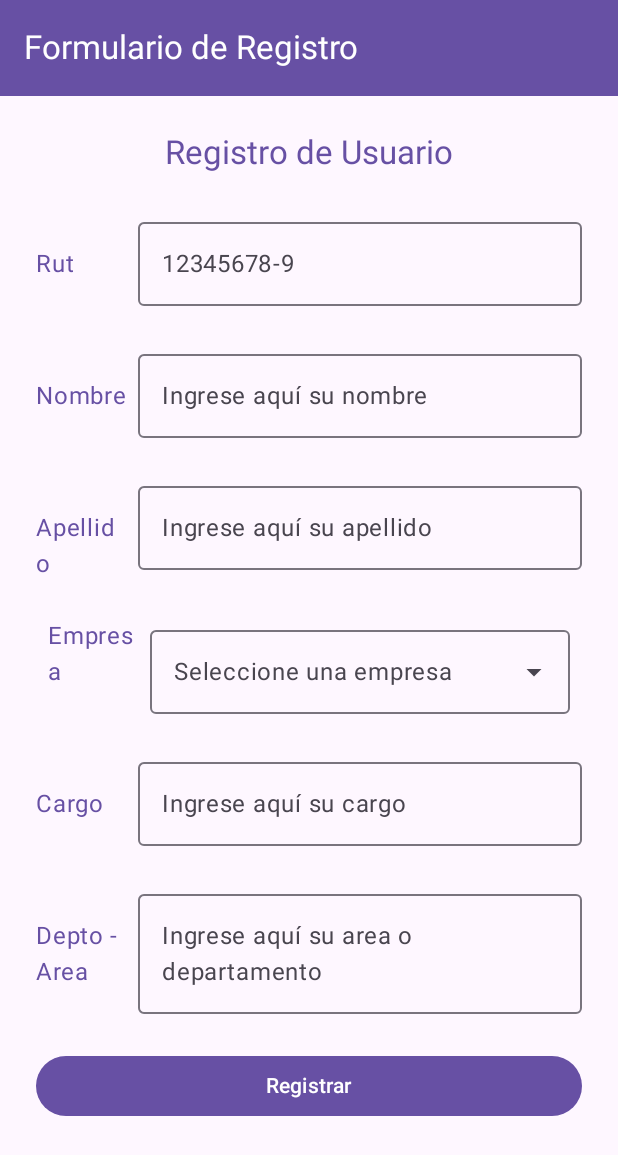
After one commit to EstebanMoraV/GestionDenuncias_Grupo14, an Android app built with Jetpack Compose: the Registro screen opened through its navigation route, on a phone screen of 412 x 824 dp. The commit adds this screen. Shown: the top 1155 px of the screen. Run offline under Robolectric (Android 15) with nearby library versions, the phone set to English and light mode, and no system bars.

Commit message:
Creación de un formulario de Registro y de la navigation, sus primeros pasos.

```diff
--- a/app/build.gradle.kts
+++ b/app/build.gradle.kts
@@ -50,6 +50,7 @@ dependencies {
     implementation(libs.androidx.compose.ui.graphics)
     implementation(libs.androidx.compose.ui.tooling.preview)
     implementation(libs.androidx.compose.material3)
+    implementation(libs.androidx.navigation.compose)
     testImplementation(libs.junit)
     androidTestImplementation(libs.androidx.junit)
     androidTestImplementation(libs.androidx.espresso.core)
@@ -57,4 +58,5 @@ dependencies {
     androidTestImplementation(libs.androidx.compose.ui.test.junit4)
     debugImplementation(libs.androidx.compose.ui.tooling)
     debugImplementation(libs.androidx.compose.ui.test.manifest)
+    implementation("androidx.navigation:navigation-compose:2.8.0")
 }
--- a/app/src/main/java/com/example/gestiondenuncias_grupo14/MainActivity.kt
+++ b/app/src/main/java/com/example/gestiondenuncias_grupo14/MainActivity.kt
@@ -6,11 +6,13 @@ import androidx.activity.compose.setContent
 import androidx.activity.enableEdgeToEdge
 import androidx.compose.foundation.layout.fillMaxSize
 import androidx.compose.foundation.layout.padding
+import androidx.compose.material3.MaterialTheme
 import androidx.compose.material3.Scaffold
 import androidx.compose.material3.Text
 import androidx.compose.runtime.Composable
 import androidx.compose.ui.Modifier
 import androidx.compose.ui.tooling.preview.Preview
+import com.example.gestiondenuncias_grupo14.navigation.AppNavigation
 import com.example.gestiondenuncias_grupo14.ui.theme.GestionDenuncias_Grupo14Theme
 
 class MainActivity : ComponentActivity() {
@@ -18,30 +20,10 @@ class MainActivity : ComponentActivity() {
         super.onCreate(savedInstanceState)
         enableEdgeToEdge()
         setContent {
-            GestionDenuncias_Grupo14Theme {
-                Scaffold(modifier = Modifier.fillMaxSize()) { innerPadding ->
-                    Greeting(
-                        name = "Android",
-                        modifier = Modifier.padding(innerPadding)
-                    )
-                }
+            MaterialTheme {
+                // Llama a tu NavHost, que tiene el startDestination definido
+                AppNavigation()
             }
         }
     }
 }
-
-@Composable
-fun Greeting(name: String, modifier: Modifier = Modifier) {
-    Text(
-        text = "Hello $name!",
-        modifier = modifier
-    )
-}
-
-@Preview(showBackground = true)
-@Composable
-fun GreetingPreview() {
-    GestionDenuncias_Grupo14Theme {
-        Greeting("Android")
-    }
-}
--- /dev/null
+++ b/app/src/main/java/com/example/gestiondenuncias_grupo14/navigation/AppNavigation.kt
@@ -0,0 +1,22 @@
+package com.example.gestiondenuncias_grupo14.navigation
+
+import androidx.compose.runtime.Composable
+import androidx.navigation.compose.NavHost
+import androidx.navigation.compose.composable
+import androidx.navigation.compose.rememberNavController
+import com.example.gestiondenuncias_grupo14.ui.screen.Login
+import com.example.gestiondenuncias_grupo14.ui.screen.Registro
+
+
+@Composable
+fun AppNavigation(){
+    val navController = rememberNavController()
+
+    NavHost(
+        navController = navController,
+        startDestination = "login"
+    ) {
+        composable("login"){ Login(navController) }
+        composable("registro") { Registro(navController) }
+    }
+}
--- a/app/src/main/java/com/example/gestiondenuncias_grupo14/ui/screen/Login.kt
+++ b/app/src/main/java/com/example/gestiondenuncias_grupo14/ui/screen/Login.kt
@@ -18,9 +18,7 @@ import androidx.compose.material3.OutlinedTextField
 import androidx.compose.material3.Scaffold
 import androidx.compose.material3.Text
 import androidx.compose.material3.TextButton
-import androidx.compose.material3.TextField
 import androidx.compose.material3.TopAppBar
-import androidx.compose.material3.TopAppBarDefaults
 import androidx.compose.material3.TopAppBarDefaults.topAppBarColors
 import androidx.compose.runtime.Composable
 import androidx.compose.runtime.mutableStateOf
@@ -30,16 +28,16 @@ import androidx.compose.ui.Modifier
 import androidx.compose.ui.res.painterResource
 import androidx.compose.ui.tooling.preview.Preview
 import androidx.compose.ui.unit.dp
-import androidx.compose.ui.res.painterResource   // Para cargar imágenes locales
 import com.example.gestiondenuncias_grupo14.R  // Importa el recurso R para acceder a drawable
 import androidx.compose.runtime.*     // <-- Necesario para remember, mutableStateOf, by
 import androidx.compose.ui.text.input.KeyboardType
 import androidx.compose.ui.text.input.PasswordVisualTransformation
+import androidx.navigation.NavController
 
 
 @OptIn(ExperimentalMaterial3Api::class)
 @Composable
-fun Login(){
+fun Login(navController: NavController? = null){
 
     // 🔹 Variables de estado para guardar lo que el usuario escribe
     var username by remember { mutableStateOf("") }
@@ -107,7 +105,7 @@ fun Login(){
                 modifier = Modifier.fillMaxWidth()
             ) { Text("Ingresar") }
 
-            TextButton(onClick = { /*Acción futura*/ }) {
+            TextButton(onClick = { navController?.navigate("registro") }) {
                 Text("¿No tienes cuenta? Registrate aquí")
             }
 
--- /dev/null
+++ b/app/src/main/java/com/example/gestiondenuncias_grupo14/ui/screen/Registro.kt
@@ -0,0 +1,254 @@
+package com.example.gestiondenuncias_grupo14.ui.screen
+
+import androidx.compose.foundation.layout.Arrangement
+import androidx.compose.foundation.layout.Column
+import androidx.compose.foundation.layout.Row
+import androidx.compose.foundation.layout.fillMaxSize
+import androidx.compose.foundation.layout.fillMaxWidth
+import androidx.compose.foundation.layout.padding
+import androidx.compose.foundation.layout.width
+import androidx.compose.material3.Button
+import androidx.compose.material3.DropdownMenuItem
+import androidx.compose.material3.ExperimentalMaterial3Api
+import androidx.compose.material3.ExposedDropdownMenuBox
+import androidx.compose.material3.ExposedDropdownMenuDefaults
+import androidx.compose.material3.MaterialTheme
+import androidx.compose.material3.MaterialTheme.colorScheme
+import androidx.compose.material3.OutlinedTextField
+import androidx.compose.material3.Scaffold
+import androidx.compose.material3.Text
+import androidx.compose.material3.TopAppBar
+import androidx.compose.material3.TopAppBarDefaults.topAppBarColors
+import androidx.compose.ui.Alignment
+import androidx.compose.ui.Modifier
+import androidx.compose.ui.tooling.preview.Preview
+import androidx.compose.ui.unit.dp
+import androidx.compose.runtime.*
+import androidx.navigation.NavController
+
+
+@OptIn(ExperimentalMaterial3Api::class)
+@Composable
+fun Registro(navController: NavController? = null){
+    // Variables
+    var rut by remember { mutableStateOf("") }
+    var nombre by remember { mutableStateOf("") }
+    var apellido by remember { mutableStateOf("") }
+    var fechaNacimiento by remember { mutableStateOf("") }
+    var contrasena by remember { mutableStateOf("") }
+    var contrasena2 by remember { mutableStateOf("") }
+    var empresa by remember { mutableStateOf("") }
+    var cargo by remember { mutableStateOf("") }
+    var dep_area by remember { mutableStateOf("") }
+
+    // Estado para el ComboBox
+    var expanded by remember { mutableStateOf(false) }
+
+    // Lista de empresas
+    val empresas = listOf("Productos Cave", "Diprovet", "Lubricantes Internacionales")
+
+    Scaffold (
+        topBar = {
+            TopAppBar(
+                title = { Text("Formulario de Registro") },
+                colors = topAppBarColors(
+                    containerColor = colorScheme.primary,
+                    titleContentColor = colorScheme.onPrimary
+                )
+            )
+        }
+    ) {
+        innerPadding ->
+        Column(
+            modifier = Modifier
+                .padding(innerPadding)              // Respeta el padding interno del Scaffold
+                .fillMaxSize()                      // Ocupa todo el espacio disponible
+                .padding(24.dp),                    // Padding uniforme alrededor
+            verticalArrangement = Arrangement.spacedBy(24.dp), // Espaciado uniforme entre elementos
+            horizontalAlignment = Alignment.CenterHorizontally // Centra los elementos horizontalmente
+        ){
+            Text(
+                text = "Registro de Usuario",
+                style = MaterialTheme.typography.titleLarge,
+                color = MaterialTheme.colorScheme.primary
+            )
+            // Acá hice una fila dentro de la columna
+            Row(
+                verticalAlignment = Alignment.CenterVertically,
+                horizontalArrangement = Arrangement.spacedBy(8.dp)
+            ){
+                Text(
+                    text = "Rut",
+                    style = MaterialTheme.typography.bodyLarge,
+                    color = MaterialTheme.colorScheme.primary,
+                    modifier = Modifier.alignByBaseline()
+                        .width(60.dp)
+                )
+
+                OutlinedTextField(
+                    value = rut,
+                    onValueChange = {rut = it},
+                    label = { Text("12345678-9") },
+                    modifier = Modifier
+                        .alignByBaseline() // Ocupa el espacio restante
+                        .weight(1f)
+                )
+            }
+
+
+            Row(
+                verticalAlignment = Alignment.CenterVertically,
+                horizontalArrangement = Arrangement.spacedBy(8.dp)
+            ){
+                Text(
+                    text = "Nombre",
+                    style = MaterialTheme.typography.bodyLarge,
+                    color = MaterialTheme.colorScheme.primary,
+                    modifier = Modifier.alignByBaseline()
+                        .width(60.dp)
+                )
+
+                OutlinedTextField(
+                    value = nombre,
+                    onValueChange = {nombre = it},
+                    label = { Text("Ingrese aquí su nombre") },
+                    modifier = Modifier
+                        .weight(1f) // Ocupa el espacio restante
+                        .alignByBaseline()
+                )
+            }
+
+            Row(
+                verticalAlignment = Alignment.CenterVertically,
+                horizontalArrangement = Arrangement.spacedBy(8.dp)
+            ){
+                Text(
+                    text = "Apellido",
+                    style = MaterialTheme.typography.bodyLarge,
+                    color = MaterialTheme.colorScheme.primary,
+                    modifier = Modifier.alignByBaseline()
+                        .width(60.dp)
+                )
+
+                OutlinedTextField(
+                    value = apellido,
+                    onValueChange = {apellido = it},
+                    label = { Text("Ingrese aquí su apellido") },
+                    modifier = Modifier
+                        .weight(1f) // Ocupa el espacio restante
+                        .alignByBaseline()
+                )
+            }
+
+            // ComboBox Empresa
+            Row(
+                verticalAlignment = Alignment.CenterVertically,
+                horizontalArrangement = Arrangement.spacedBy(8.dp)
+            ){
+                Text(
+                    text = "Empresa",
+                    style = MaterialTheme.typography.bodyLarge,
+                    color = MaterialTheme.colorScheme.primary,
+                    modifier = Modifier.alignByBaseline()
+                        .width(60.dp)
+                )
+
+                // Aquí viene la creación del combobox
+                ExposedDropdownMenuBox(
+                    expanded = expanded,
+                    onExpandedChange = { expanded = !expanded }
+                ) {
+                    OutlinedTextField(
+                        value = empresa,
+                        onValueChange = {},
+                        readOnly = true,
+                        label = { Text("Seleccione una empresa") },
+                        trailingIcon = {
+                            ExposedDropdownMenuDefaults.TrailingIcon(expanded = expanded)
+                        },
+                        modifier = Modifier
+                            .menuAnchor()
+                            .weight(1f)
+                            .alignByBaseline()
+                    )
+
+                    ExposedDropdownMenu(
+                        expanded = expanded,
+                        onDismissRequest = { expanded = false }
+                    ) {
+                        empresas.forEach { opcion ->
+                            DropdownMenuItem(
+                                text = { Text(opcion) },
+                                onClick = {
+                                    empresa = opcion
+                                    expanded = false
+                                }
+                            )
+                        }
+                    }
+                }
+            }
+
+// ------------------------------------------------------------------------------
+
+            Row(
+                verticalAlignment = Alignment.CenterVertically,
+                horizontalArrangement = Arrangement.spacedBy(8.dp)
+            ){
+                Text(
+                    text = "Cargo",
+                    style = MaterialTheme.typography.bodyLarge,
+                    color = MaterialTheme.colorScheme.primary,
+                    modifier = Modifier.alignByBaseline()
+                        .width(60.dp)
+                )
+
+                OutlinedTextField(
+                    value = cargo,
+                    onValueChange = {cargo = it},
+                    label = { Text("Ingrese aquí su cargo") },
+                    modifier = Modifier
+                        .weight(1f) // Ocupa el espacio restante
+                        .alignByBaseline()
+                )
+            }
+
+            Row(
+                verticalAlignment = Alignment.CenterVertically,
+                horizontalArrangement = Arrangement.spacedBy(8.dp)
+            ){
+                Text(
+                    text = "Depto - Area",
+                    style = MaterialTheme.typography.bodyLarge,
+                    color = MaterialTheme.colorScheme.primary,
+                    modifier = Modifier.alignByBaseline()
+                        .width(60.dp)
+                )
+
+                OutlinedTextField(
+                    value = dep_area,
+                    onValueChange = {dep_area = it},
+                    label = { Text("Ingrese aquí su area o departamento") },
+                    modifier = Modifier
+                        .weight(1f) // Ocupa el espacio restante
+                        .alignByBaseline()
+                )
+            }
+
+            Button(
+                onClick = { /* Acción futura*/ },
+                modifier = Modifier.fillMaxWidth()
+            ) { Text("Registrar") }
+
+        }
+    }
+}
+
+// Previsualización
+@Preview(showBackground = true)
+@Composable
+fun RegistroPreview(){
+    MaterialTheme{
+        Registro()
+    }
+}
--- a/gradle/libs.versions.toml
+++ b/gradle/libs.versions.toml
@@ -1,13 +1,14 @@
 [versions]
 agp = "8.13.0"
-kotlin = "2.0.21"
+kotlin = "2.2.20"
 coreKtx = "1.17.0"
 junit = "4.13.2"
 junitVersion = "1.3.0"
 espressoCore = "3.7.0"
 lifecycleRuntimeKtx = "2.9.4"
 activityCompose = "1.11.0"
-composeBom = "2024.09.00"
+composeBom = "2025.10.00"
+navigationCompose = "2.9.5"
 
 [libraries]
 androidx-core-ktx = { group = "androidx.core", name = "core-ktx", version.ref = "coreKtx" }
@@ -24,6 +25,7 @@ androidx-compose-ui-tooling-preview = { group = "androidx.compose.ui", name = "u
 androidx-compose-ui-test-manifest = { group = "androidx.compose.ui", name = "ui-test-manifest" }
 androidx-compose-ui-test-junit4 = { group = "androidx.compose.ui", name = "ui-test-junit4" }
 androidx-compose-material3 = { group = "androidx.compose.material3", name = "material3" }
+androidx-navigation-compose = { group = "androidx.navigation", name = "navigation-compose", version.ref = "navigationCompose" }
 
 [plugins]
 android-application = { id = "com.android.application", version.ref = "agp" }
```
